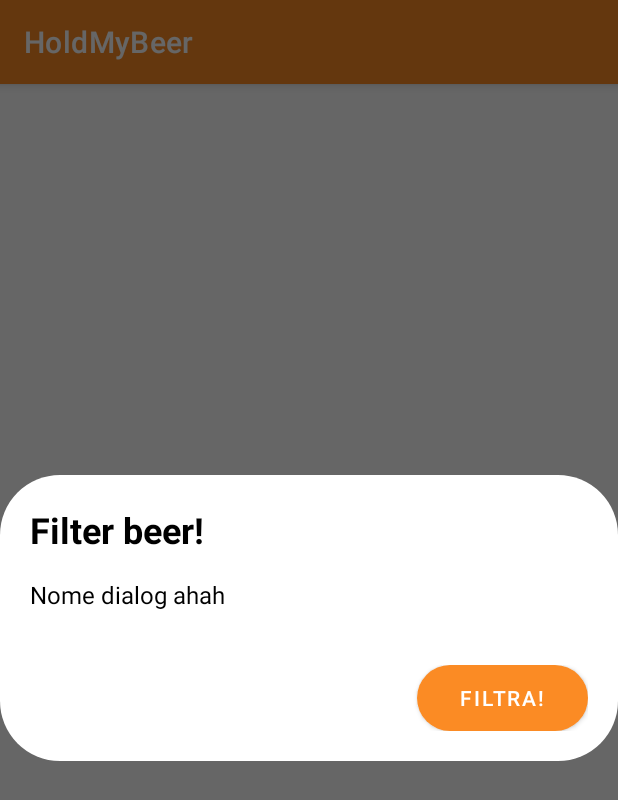
After one commit to stebaia/HoldMyBeerApp, an Android app: the fragment FilterBeerDialog shown on its own in the app's theme, on a phone screen of 412 x 824 dp. The commit adds this screen. Shown: the top 800 px of the screen. Run offline under Robolectric (Android 15) with nearby library versions, the phone set to English and light mode, and no system bars; network calls fail; Roboto replaces fonts that are not available here.

Commit message:
start dialog for filter

```diff
--- /dev/null
+++ b/app/src/main/java/com/sbaiardi/holdmybeer/ui/dialogs/FilterBeerDialog.kt
@@ -0,0 +1,36 @@
+package com.sbaiardi.holdmybeer.ui.dialogs
+
+import android.graphics.Color
+import android.graphics.drawable.ColorDrawable
+import android.os.Bundle
+import android.view.LayoutInflater
+import android.view.View
+import android.view.ViewGroup
+import androidx.fragment.app.DialogFragment
+import com.sbaiardi.holdmybeer.R
+
+class FilterBeerDialog: DialogFragment()  {
+
+    override fun onCreateView(
+        inflater: LayoutInflater,
+        container: ViewGroup?,
+        savedInstanceState: Bundle?
+    ): View? {
+
+        dialog!!.window!!.setBackgroundDrawable(ColorDrawable(Color.TRANSPARENT))
+        return inflater.inflate(R.layout.dialog_filter_beer_layout, container, false)
+
+    }
+
+    override fun onCreate(savedInstanceState: Bundle?) {
+        super.onCreate(savedInstanceState)
+    }
+
+    override fun onStart() {
+        super.onStart()
+        dialog!!.window!!.setBackgroundDrawable(ColorDrawable(Color.TRANSPARENT))
+        val width = ViewGroup.LayoutParams.MATCH_PARENT
+        val height = ViewGroup.LayoutParams.WRAP_CONTENT
+    }
+
+}
--- a/app/src/main/res/drawable/ic_round_keyboard_arrow_down_24.xml
+++ b/app/src/main/res/drawable/ic_round_keyboard_arrow_down_24.xml
@@ -1,5 +1,5 @@
-<vector android:height="24dp" android:tint="#FFFFFF"
+<vector android:height="40dp" android:tint="#E36414"
     android:viewportHeight="24" android:viewportWidth="24"
-    android:width="24dp" xmlns:android="http://schemas.android.com/apk/res/android">
+    android:width="40dp" xmlns:android="http://schemas.android.com/apk/res/android">
     <path android:fillColor="@android:color/white" android:pathData="M8.12,9.29L12,13.17l3.88,-3.88c0.39,-0.39 1.02,-0.39 1.41,0 0.39,0.39 0.39,1.02 0,1.41l-4.59,4.59c-0.39,0.39 -1.02,0.39 -1.41,0L6.7,10.7c-0.39,-0.39 -0.39,-1.02 0,-1.41 0.39,-0.38 1.03,-0.39 1.42,0z"/>
 </vector>
--- /dev/null
+++ b/app/src/main/res/drawable/rounded_background_button_orange.xml
@@ -0,0 +1,5 @@
+<shape xmlns:android="http://schemas.android.com/apk/res/android">
+    <solid android:color="@color/spanish_orange"/>
+    <corners android:radius="40dp"/>
+    <padding android:left="0dp" android:top="0dp" android:right="0dp" android:bottom="0dp" />
+</shape>
--- /dev/null
+++ b/app/src/main/res/layout/dialog_filter_beer_layout.xml
@@ -0,0 +1,65 @@
+<?xml version="1.0" encoding="utf-8"?>
+<RelativeLayout xmlns:android="http://schemas.android.com/apk/res/android"
+    xmlns:app="http://schemas.android.com/apk/res-auto"
+    android:orientation="vertical"
+    android:background="@color/transparent"
+    android:layout_width="match_parent"
+    android:layout_height="wrap_content">
+
+
+
+    <LinearLayout
+        android:background="@drawable/rounded_background_white"
+        android:orientation="vertical"
+        android:layout_width="match_parent"
+        android:layout_height="wrap_content">
+
+        <LinearLayout
+            android:layout_margin="20dp"
+            android:orientation="vertical"
+            android:layout_width="match_parent"
+            android:layout_height="match_parent">
+            <TextView
+                android:id="@+id/txt_title"
+                android:textStyle="bold"
+                android:textSize="24dp"
+                android:textColor="@color/black"
+                android:text="Filter beer!"
+                android:layout_width="wrap_content"
+                android:layout_height="wrap_content">
+
+            </TextView>
+            <TextView
+                android:text="Nome dialog ahah"
+                android:textColor="@color/black"
+                android:id="@+id/txt_description"
+                android:layout_marginTop="16dp"
+                android:layout_marginBottom="16dp"
+                android:textSize="16dp"
+                android:layout_width="wrap_content"
+                android:layout_height="wrap_content" />
+            <RelativeLayout
+
+                android:layout_marginTop="20dp"
+                android:layout_width="match_parent"
+                android:layout_height="wrap_content">
+                <Button
+                    android:layout_alignParentEnd="true"
+                    android:id="@+id/btn_annulla"
+                    android:textSize="14sp"
+                    android:fontFamily="sans-serif-medium"
+                    android:textStyle="normal"
+                    android:textColor="@color/white"
+                    android:letterSpacing="0.09"
+                    android:lineSpacingExtra="5sp"
+                    android:textAllCaps="true"
+                    android:text="Filtra!"
+                    android:background="@drawable/rounded_background_button_orange"
+                    android:layout_width="114dp"
+                    android:layout_height="44dp" />
+            </RelativeLayout>
+
+        </LinearLayout>
+    </LinearLayout>
+
+</RelativeLayout>
--- a/app/src/main/res/layout/fragment_first.xml
+++ b/app/src/main/res/layout/fragment_first.xml
@@ -49,6 +49,7 @@
             android:layout_width="0dp"
             android:layout_height="50dp">
             <com.google.android.material.textfield.TextInputEditText
+                android:textColor="@color/black"
                 android:id="@+id/iet_search_beer"
                 android:imeOptions="actionDone"
                 android:drawableStart="@drawable/ic_round_search_24"
@@ -72,10 +73,12 @@
             android:layout_width="0dp"
             android:layout_height="wrap_content">
             <RelativeLayout
+                android:id="@+id/relative_filter"
                 android:layout_gravity="center"
                 android:layout_width="40dp"
                 android:layout_height="40dp">
                 <ImageView
+
                     android:layout_centerInParent="true"
                     android:src="@drawable/ic_round_filter_alt_24"
                     android:layout_width="wrap_content"
@@ -108,7 +111,7 @@
             app:layout_constraintLeft_toLeftOf="parent"
             app:layout_constraintRight_toRightOf="parent"
             app:layout_constraintTop_toTopOf="parent"
-            app:behavior_peekHeight="120dp"
+            app:behavior_peekHeight="160dp"
             app:behavior_skipCollapsed="true"
             app:layout_behavior=".utils.listeners.GestureLockedBottomSheetBehavior"/>
     </androidx.coordinatorlayout.widget.CoordinatorLayout>
--- a/app/src/main/res/layout/item_beers_recyclerview_layout.xml
+++ b/app/src/main/res/layout/item_beers_recyclerview_layout.xml
@@ -1,7 +1,7 @@
 <?xml version="1.0" encoding="utf-8"?>
 <LinearLayout
     xmlns:android="http://schemas.android.com/apk/res/android"
-    android:layout_width="250dp"
+    android:layout_width="280dp"
     android:layout_height="450dp"
     xmlns:app="http://schemas.android.com/apk/res-auto">
     <com.google.android.material.card.MaterialCardView
--- a/app/src/main/res/values/colors.xml
+++ b/app/src/main/res/values/colors.xml
@@ -7,7 +7,7 @@
     <color name="teal_700">#FF018786</color>
     <color name="black">#FF000000</color>
     <color name="white">#FFFFFFFF</color>
-
+    <color name="transparent">#00000000</color>
     <color name="tyrian_purple">#5F0F40</color>
     <color name="ruby_red">#9A031E</color>
     <color name="dark_orange">#FB8B24</color>
```
Also changed, not shown: app/src/main/java/com/sbaiardi/holdmybeer/ui/FirstFragment.kt (+29 -21 lines), app/src/main/res/layout/detail_beer_bottomsheet_layout.xml (+21 -5 lines).
